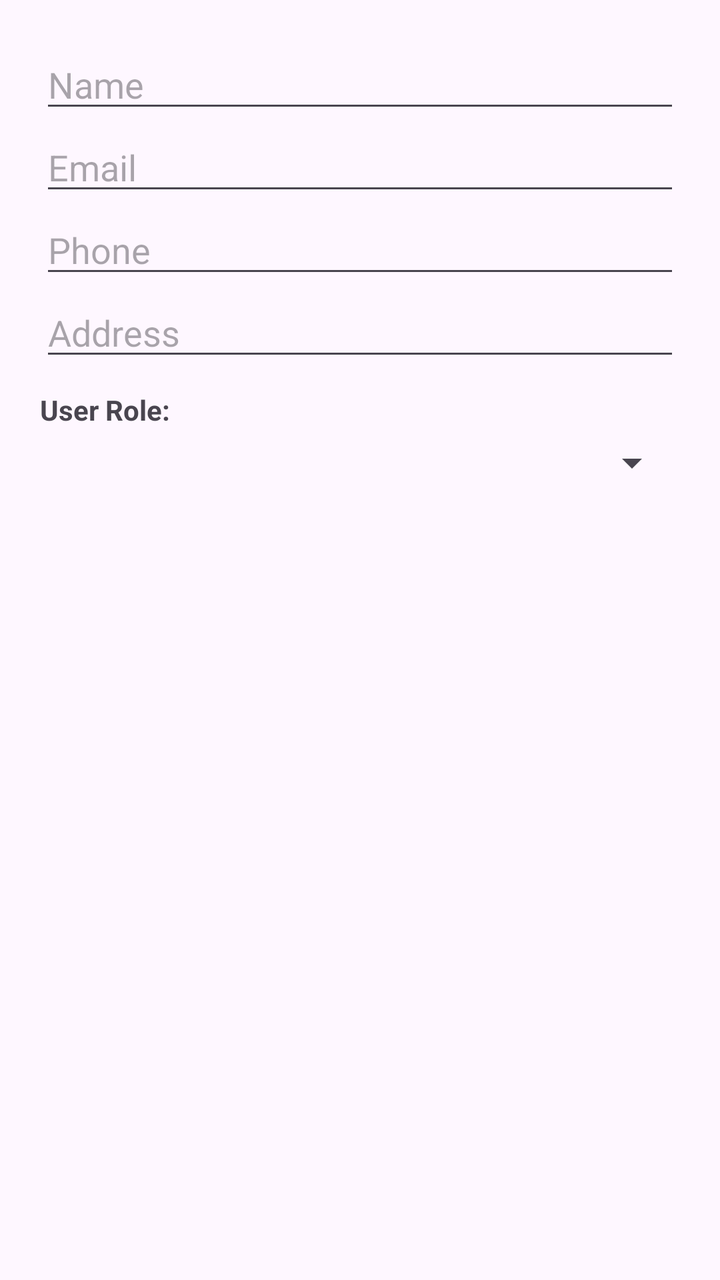
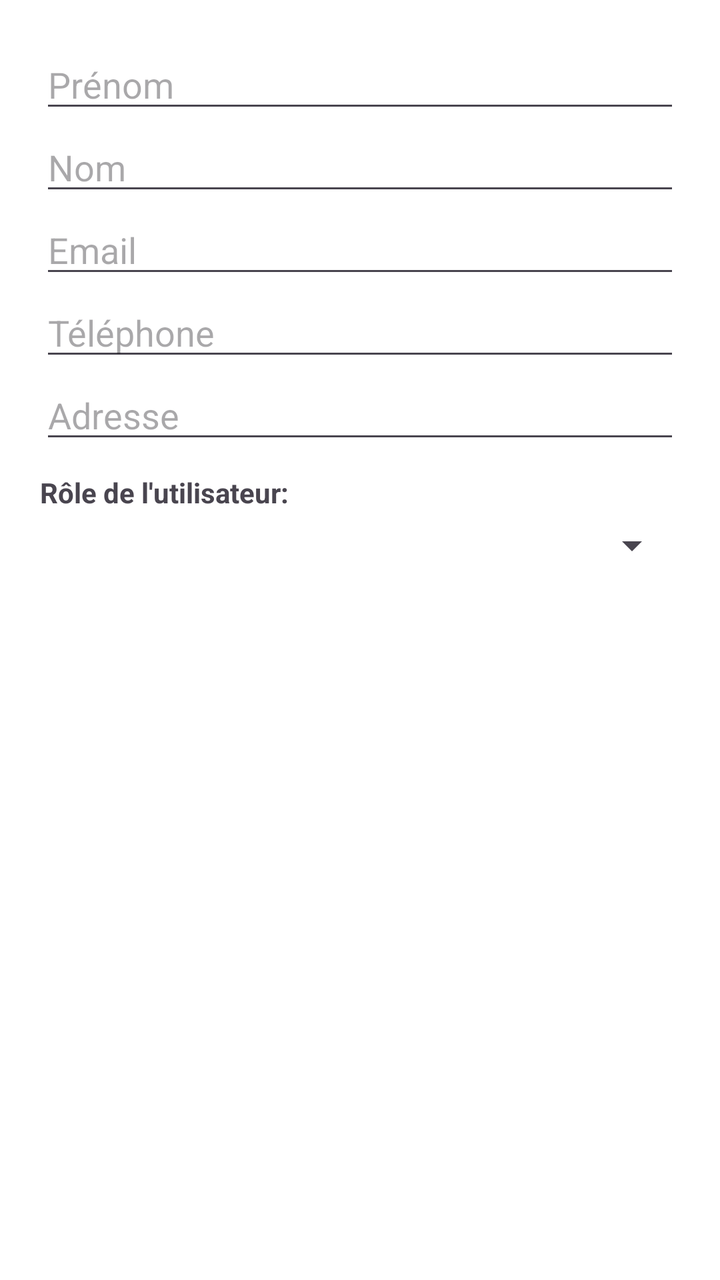

An Android layout rendered at two revisions. The XML below is the earlier revision; the diff shows what the commit changed to produce the second picture.
<!-- AndroidManifest.xml: application theme Theme.VirtualStore -->
<!-- res/layout/dialog_edit_user.xml -->
<?xml version="1.0" encoding="utf-8"?>
<LinearLayout xmlns:android="http://schemas.android.com/apk/res/android"
    android:layout_width="match_parent"
    android:layout_height="wrap_content"
    android:orientation="vertical"
    android:padding="20dp">

    <EditText
        android:id="@+id/etEditUserName"
        android:layout_width="match_parent"
        android:layout_height="wrap_content"
        android:hint="Name"
        android:inputType="textPersonName"/>

    <EditText
        android:id="@+id/etEditUserEmail"
        android:layout_width="match_parent"
        android:layout_height="wrap_content"
        android:hint="Email"
        android:inputType="textEmailAddress"/>

    <EditText
        android:id="@+id/etEditUserPhone"
        android:layout_width="match_parent"
        android:layout_height="wrap_content"
        android:hint="Phone"
        android:inputType="phone"/>

    <EditText
        android:id="@+id/etEditUserAddress"
        android:layout_width="match_parent"
        android:layout_height="wrap_content"
        android:hint="Address"
        android:inputType="textPostalAddress"/>

    <TextView
        android:layout_width="wrap_content"
        android:layout_height="wrap_content"
        android:text="User Role:"
        android:layout_marginTop="10dp"
        android:textStyle="bold"/>

    <Spinner
        android:id="@+id/spinnerUserRole"
        android:layout_width="match_parent"
        android:layout_height="wrap_content"
        android:layout_marginTop="5dp"/>

</LinearLayout>
<!-- resources referenced by this layout -->
<resources>
  <style name="Theme.VirtualStore" parent="Base.Theme.VirtualStore" />
  <style name="Base.Theme.VirtualStore" parent="Theme.Material3.DayNight.NoActionBar">
          
          
      </style>
</resources>

<!-- the commit's change to res/layout/dialog_edit_user.xml (unified diff, before → after) -->
@@ -6,10 +6,17 @@
     android:padding="20dp">
 
     <EditText
-        android:id="@+id/etEditUserName"
+        android:id="@+id/etEditUserFirstName"
         android:layout_width="match_parent"
         android:layout_height="wrap_content"
-        android:hint="Name"
+        android:hint="Prénom"
+        android:inputType="textPersonName"/>
+
+    <EditText
+        android:id="@+id/etEditUserLastName"
+        android:layout_width="match_parent"
+        android:layout_height="wrap_content"
+        android:hint="Nom"
         android:inputType="textPersonName"/>
 
     <EditText
@@ -23,20 +30,20 @@
         android:id="@+id/etEditUserPhone"
         android:layout_width="match_parent"
         android:layout_height="wrap_content"
-        android:hint="Phone"
+        android:hint="Téléphone"
         android:inputType="phone"/>
 
     <EditText
         android:id="@+id/etEditUserAddress"
         android:layout_width="match_parent"
         android:layout_height="wrap_content"
-        android:hint="Address"
+        android:hint="Adresse"
         android:inputType="textPostalAddress"/>
 
     <TextView
         android:layout_width="wrap_content"
         android:layout_height="wrap_content"
-        android:text="User Role:"
+        android:text="Rôle de l'utilisateur:"
         android:layout_marginTop="10dp"
         android:textStyle="bold"/>
 
<!-- resource entries referenced after the edit -->
@@ -3,7 +3,58 @@
   <style name="Theme.VirtualStore" parent="Base.Theme.VirtualStore" />
   <style name="Base.Theme.VirtualStore" parent="Theme.Material3.DayNight.NoActionBar">
           
+          <item name="colorPrimary">@color/primary</item>
+          <item name="colorOnPrimary">@color/onPrimary</item>
+          <item name="colorPrimaryContainer">@color/primaryContainer</item>
+          <item name="colorOnPrimaryContainer">@color/onPrimaryContainer</item>
+  
           
+          <item name="colorSecondary">@color/secondary</item>
+          <item name="colorOnSecondary">@color/onSecondary</item>
+          <item name="colorSecondaryContainer">@color/secondaryContainer</item>
+          <item name="colorOnSecondaryContainer">@color/onSecondaryContainer</item>
+  
+          
+          <item name="android:windowBackground">@color/background</item>
+          <item name="colorSurface">@color/surface</item>
+          <item name="colorOnSurface">@color/onSurface</item>
+          <item name="colorSurfaceVariant">@color/surfaceVariant</item>
+          <item name="colorOnSurfaceVariant">@color/onSurfaceVariant</item>
+  
+          
+          <item name="colorOutline">@color/outline</item>
+          <item name="colorError">@color/error</item>
+          <item name="colorOnError">@color/onError</item>
+  
+          
+          <item name="shapeAppearanceSmallComponent">@style/ShapeAppearance.VirtualStore.Small</item>
+          <item name="shapeAppearanceMediumComponent">@style/ShapeAppearance.VirtualStore.Medium</item>
+          <item name="shapeAppearanceLargeComponent">@style/ShapeAppearance.VirtualStore.Large</item>
+      </style>
+  <color name="primary">#2563EB</color>
+  <color name="onPrimary">#FFFFFF</color>
+  <color name="primaryContainer">#DBEAFE</color>
+  <color name="onPrimaryContainer">#1E40AF</color>
+  <color name="secondary">#64748B</color>
+  <color name="onSecondary">#FFFFFF</color>
+  <color name="secondaryContainer">#F1F5F9</color>
+  <color name="onSecondaryContainer">#1E293B</color>
+  <color name="background">#FFFFFF</color>
+  <color name="surface">#FFFFFF</color>
+  <color name="onSurface">#0F172A</color>
+  <color name="surfaceVariant">#F8FAFC</color>
+  <color name="onSurfaceVariant">#475569</color>
+  <color name="outline">#E2E8F0</color>
+  <color name="error">#EF4444</color>
+  <color name="onError">#FFFFFF</color>
+  <style name="ShapeAppearance.VirtualStore.Small" parent="ShapeAppearance.Material3.SmallComponent">
+          <item name="cornerSize">8dp</item>
+      </style>
+  <style name="ShapeAppearance.VirtualStore.Medium" parent="ShapeAppearance.Material3.MediumComponent">
+          <item name="cornerSize">12dp</item>
+      </style>
+  <style name="ShapeAppearance.VirtualStore.Large" parent="ShapeAppearance.Material3.LargeComponent">
+          <item name="cornerSize">16dp</item>
       </style>
 </resources>
 
